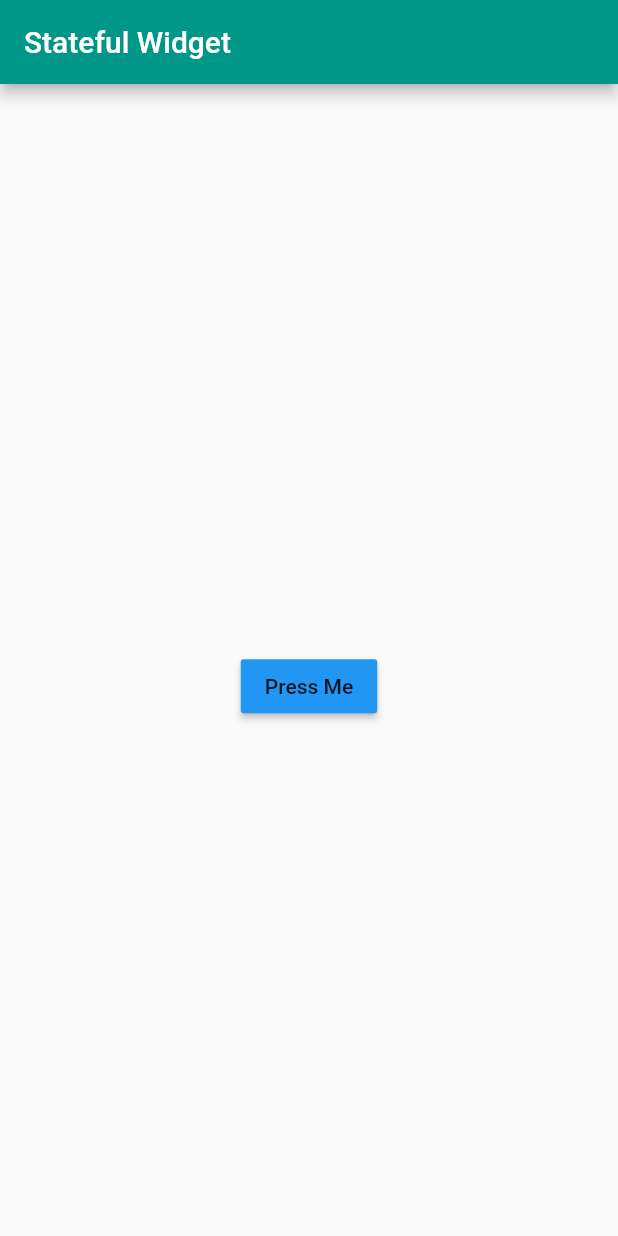
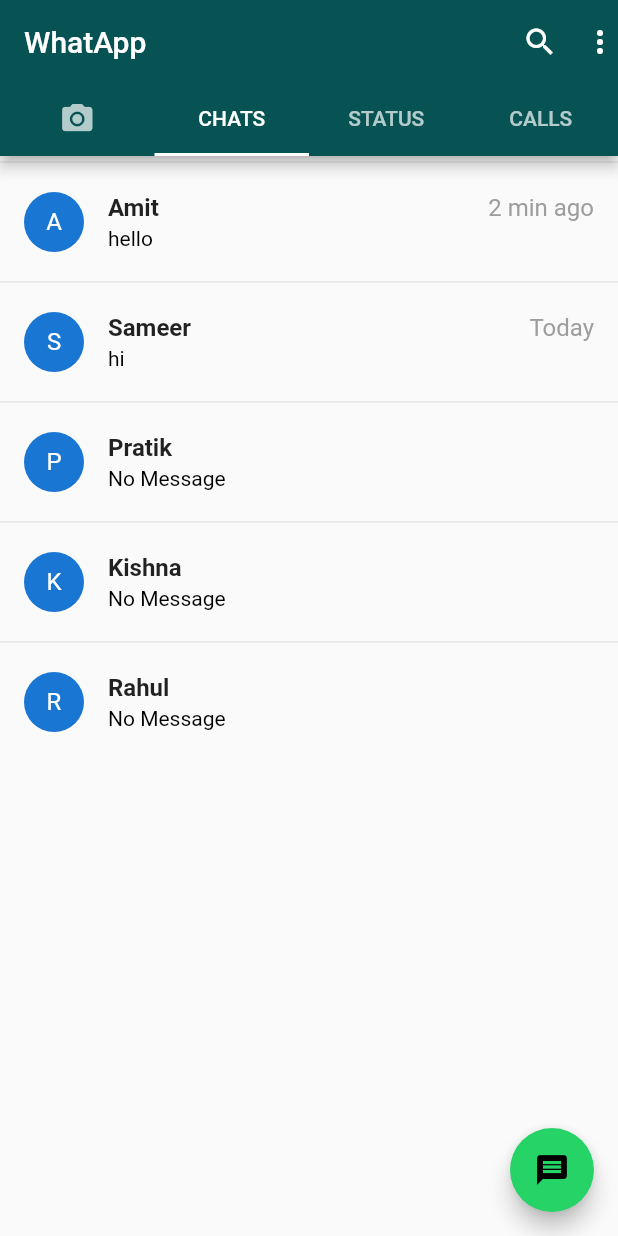
Before and after one commit to shekhar12020/flutter_training_demo, a Flutter app: the screen it shows after launch, on a phone screen of 412 x 824 dp. Run offline on Flutter 3.47's test engine with Material 2 defaults, Android fonts, the phone set to English and light mode, and no system bars.

Commit message:
Whatsapp clone UI: part 1 implemented.

```diff
--- a/lib/main.dart
+++ b/lib/main.dart
@@ -1,8 +1,11 @@
 import 'package:flutter/material.dart';
+import 'whatsapp/WhatsApp.dart';
 import 'package:flutter_training/MyStatefulWidget.dart';
 
-void main() {
-  runApp(new MaterialApp(
-      home: new MyStatefulWidget()
-  ));
-}
+//void main() {
+//  runApp(new MaterialApp(
+//      home: new MyStatefulWidget()
+//  ));
+//}
+
+void main() => runApp(new WhatsApp());
--- /dev/null
+++ b/lib/whatsapp/WhatsApp.dart
@@ -0,0 +1,78 @@
+import 'package:flutter/material.dart';
+import 'package:flutter_training/whatsapp/screen/CallScreen.dart';
+import 'package:flutter_training/whatsapp/screen/CameraScreen.dart';
+import 'package:flutter_training/whatsapp/screen/ChatScreen.dart';
+import 'package:flutter_training/whatsapp/screen/StatusScreen.dart';
+
+class WhatsApp extends StatelessWidget {
+  @override
+  Widget build(BuildContext context) {
+    return MaterialApp(
+      title: "My WhatsApp",
+      theme: new ThemeData(primaryColor: new Color(0xff075354), accentColor: new Color(0xff25d366)),
+      home: new WhatsAppHome(),
+    );
+  }
+}
+
+class WhatsAppHome extends StatefulWidget {
+  @override
+  _WhatsAppHomeState createState() => _WhatsAppHomeState();
+}
+
+class _WhatsAppHomeState extends State<WhatsAppHome> with SingleTickerProviderStateMixin {
+  TabController tabController;
+
+  @override
+  void initState() {
+    // TODO: implement initState
+    super.initState();
+    tabController = new TabController(length: 4, vsync: this, initialIndex: 1);
+  }
+
+  @override
+  Widget build(BuildContext context) {
+    return new Scaffold(
+      appBar: new AppBar(
+        title: new Text("WhatApp"),
+        actions: <Widget>[
+          new Icon(Icons.search),
+          new Padding(padding: EdgeInsets.only(right: 16.0)),
+          new Icon(Icons.more_vert)
+        ],
+        bottom: new TabBar(
+          controller: tabController,
+          indicatorColor: Colors.white,
+          tabs: <Widget>[
+            new Tab(
+              icon: Icon(Icons.camera_alt),
+            ),
+            new Tab(
+              text: "CHATS",
+            ),
+            new Tab(
+              text: "STATUS",
+            ),
+            new Tab(
+              text: "CALLS",
+            )
+          ],
+        ),
+      ),
+      body: new TabBarView(
+        controller: tabController,
+        children: <Widget>[
+          new CameraScreen(),
+          new ChatScreen(),
+          new StatusScreen(),
+          new CallScreen(),
+        ],
+      ),
+      floatingActionButton: new FloatingActionButton(
+        onPressed: () {},
+        backgroundColor: Theme.of(context).accentColor,
+        child: new Icon(Icons.message),
+      ),
+    );
+  }
+}
--- /dev/null
+++ b/lib/whatsapp/model/DataModel.dart
@@ -0,0 +1,15 @@
+class DataModel {
+  String name;
+  String message;
+  String date;
+
+  DataModel(this.name, this.message, this.date);
+}
+
+List<DataModel> details = [
+  new DataModel("Amit", "hello", "2 min ago"),
+  new DataModel("Sameer", "hi", "Today"),
+  new DataModel("Pratik", "No Message", ""),
+  new DataModel("Kishna", "No Message", ""),
+  new DataModel("Rahul", "No Message", ""),
+];
--- /dev/null
+++ b/lib/whatsapp/screen/CallScreen.dart
@@ -0,0 +1,10 @@
+import 'package:flutter/material.dart';
+
+class CallScreen extends StatelessWidget {
+  @override
+  Widget build(BuildContext context) {
+    return new Center(
+      child: new Text("Call"),
+    );
+  }
+}
--- /dev/null
+++ b/lib/whatsapp/screen/CameraScreen.dart
@@ -0,0 +1,10 @@
+import 'package:flutter/material.dart';
+
+class CameraScreen extends StatelessWidget {
+  @override
+  Widget build(BuildContext context) {
+    return new Center(
+      child: new Text("Camera"),
+    );
+  }
+}
--- /dev/null
+++ b/lib/whatsapp/screen/ChatScreen.dart
@@ -0,0 +1,40 @@
+import 'package:flutter/material.dart';
+import 'package:flutter_training/whatsapp/model/DataModel.dart';
+
+class ChatScreen extends StatefulWidget {
+  @override
+  _ChatStateState createState() => _ChatStateState();
+}
+
+class _ChatStateState extends State<ChatScreen> {
+  @override
+  Widget build(BuildContext context) {
+    return ListView.builder(
+      itemCount: details.length,
+      itemBuilder: (context, i) {
+        return new Column(
+          children: <Widget>[
+            new Divider(
+              height: 8.0,
+            ),
+            new ListTile(
+              leading: new CircleAvatar(
+                child: new Text(details[i].name[0]),
+              ),
+              title: new Row(
+                mainAxisAlignment: MainAxisAlignment.spaceBetween,
+                children: <Widget>[
+                  new Text(details[i].name, style: new TextStyle(fontWeight: FontWeight.bold)),
+                  new Text(details[i].date, style: new TextStyle(color: Colors.grey))
+                ],
+              ),
+              subtitle: new Container(
+                child: new Text(details[i].message, style: new TextStyle(color: Colors.black)),
+              ),
+            )
+          ],
+        );
+      },
+    );
+  }
+}
--- /dev/null
+++ b/lib/whatsapp/screen/StatusScreen.dart
@@ -0,0 +1,10 @@
+import 'package:flutter/material.dart';
+
+class StatusScreen extends StatelessWidget {
+  @override
+  Widget build(BuildContext context) {
+    return new Center(
+      child: new Text("Status"),
+    );
+  }
+}
```
Also changed, not shown: 9 other files.
